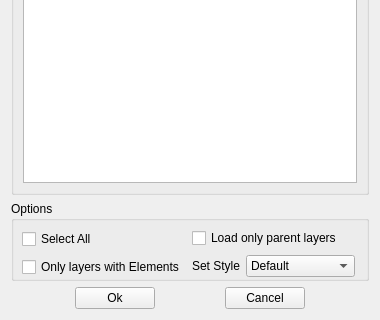
dsgoficial/DsgTools, file LayerTools/load_by_class_base.ui: the form before one commit; both pictures show x 0 to 380 and y 165 to 485 of the 380 by 485 pixel window.
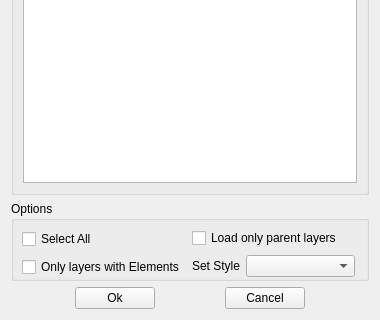
The form after the commit. Custom widgets are drawn as their Qt base class.

```diff
--- a/LayerTools/load_by_class_base.ui
+++ b/LayerTools/load_by_class_base.ui
@@ -185,11 +185,6 @@
                  <height>0</height>
                 </size>
                </property>
-               <item>
-                <property name="text">
-                 <string>Default</string>
-                </property>
-               </item>
               </widget>
              </item>
             </layout>
```
